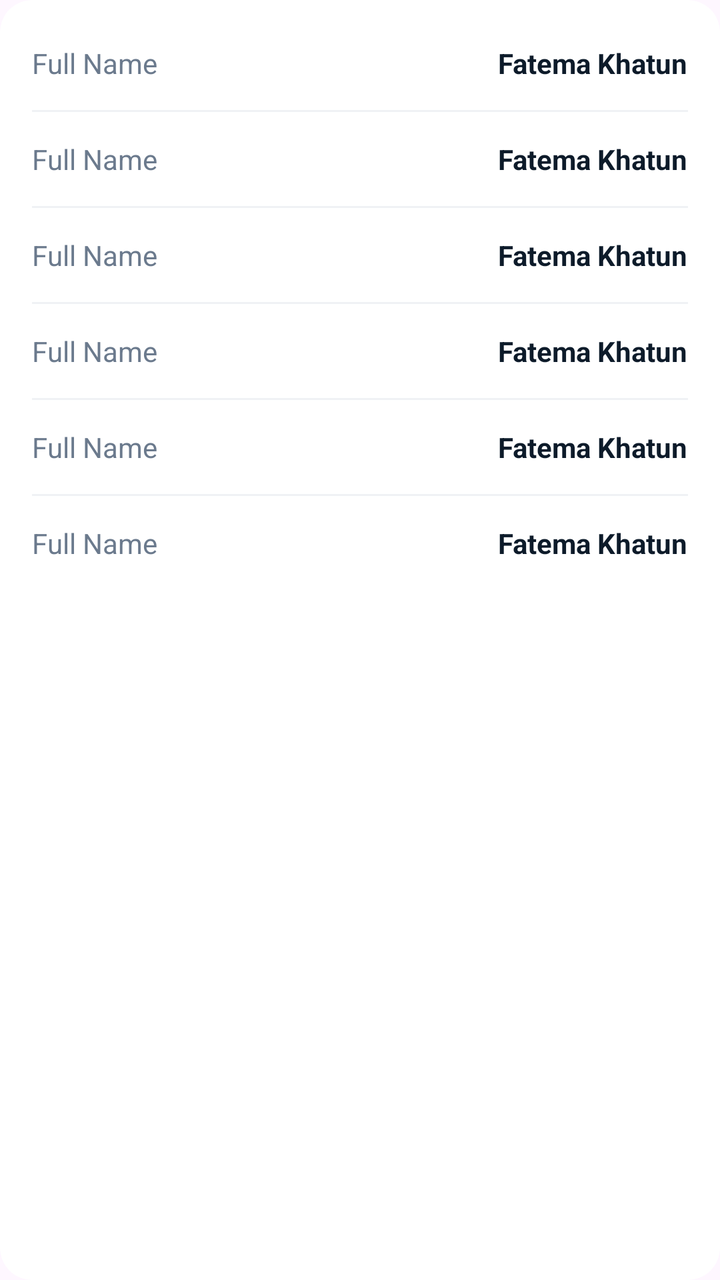
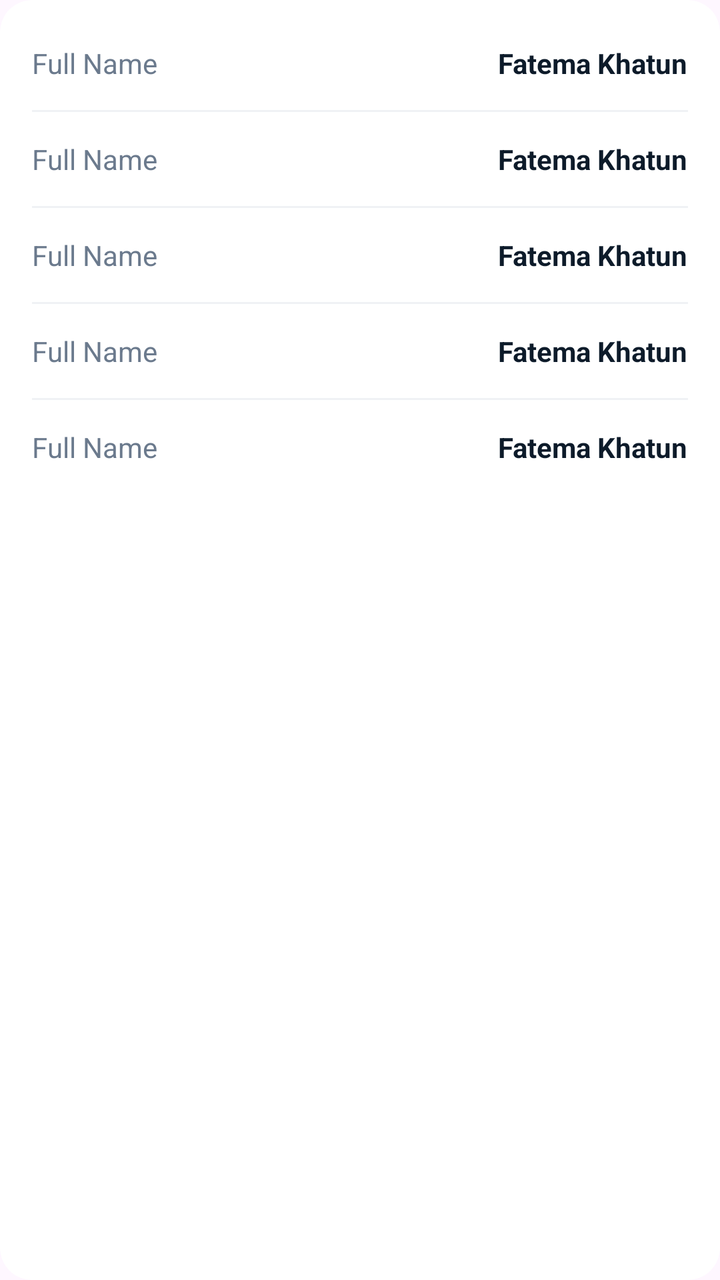

Compare the two renders of this Android layout. The source of the first and the diff that turns it into the second are given below.
<!-- AndroidManifest.xml: application theme Theme.MessManagement -->
<!-- res/layout/layout_tab_profile.xml -->
<?xml version="1.0" encoding="utf-8"?>
<androidx.cardview.widget.CardView
    xmlns:android="http://schemas.android.com/apk/res/android"
    xmlns:app="http://schemas.android.com/apk/res-auto"
    android:layout_width="match_parent"
    android:layout_height="wrap_content"
    app:cardCornerRadius="16dp"
    app:cardElevation="0dp"
    app:cardBackgroundColor="#FFFFFF">

    <LinearLayout
        android:layout_width="match_parent"
        android:layout_height="wrap_content"
        android:orientation="vertical"
        android:paddingHorizontal="16dp"
        android:paddingVertical="8dp">

        
        <include layout="@layout/item_profile_row"
            android:id="@+id/rowFullName" />
        <View android:layout_width="match_parent" android:layout_height="1dp" android:background="#F0F2F5" />
        <include layout="@layout/item_profile_row"
            android:id="@+id/rowPhone" />
        <View android:layout_width="match_parent" android:layout_height="1dp" android:background="#F0F2F5" />
        <include layout="@layout/item_profile_row"
            android:id="@+id/rowAddress" />
        <View android:layout_width="match_parent" android:layout_height="1dp" android:background="#F0F2F5" />
        <include layout="@layout/item_profile_row"
            android:id="@+id/rowJoinDate" />
        <View android:layout_width="match_parent" android:layout_height="1dp" android:background="#F0F2F5" />
        <include layout="@layout/item_profile_row"
            android:id="@+id/rowTenure" />
        <View android:layout_width="match_parent" android:layout_height="1dp" android:background="#F0F2F5" />
        <include layout="@layout/item_profile_row"
            android:id="@+id/rowEmergency" />

    </LinearLayout>

</androidx.cardview.widget.CardView>
<!-- res/layout/item_profile_row.xml (included above) -->
<?xml version="1.0" encoding="utf-8"?>
<RelativeLayout
    xmlns:android="http://schemas.android.com/apk/res/android"
    android:layout_width="match_parent"
    android:layout_height="wrap_content"
    android:paddingVertical="14dp">

    <TextView
        android:id="@+id/tvLabel"
        android:layout_width="wrap_content"
        android:layout_height="wrap_content"
        android:layout_centerVertical="true"
        android:text="Full Name"
        android:textColor="#6B7A8D"
        android:textSize="14sp" />

    <TextView
        android:id="@+id/tvValue"
        android:layout_width="wrap_content"
        android:layout_height="wrap_content"
        android:layout_alignParentEnd="true"
        android:layout_centerVertical="true"
        android:text="Fatema Khatun"
        android:textColor="#0D1B2A"
        android:textSize="14sp"
        android:textStyle="bold" />

</RelativeLayout>
<!-- resources referenced by this layout -->
<resources>
  <style name="Theme.MessManagement" parent="Theme.Material3.Light.NoActionBar">
          
          <item name="colorPrimary">@color/nav_active</item>
          <item name="colorOnPrimary">@color/white</item>
          
          <item name="colorSecondary">@color/bazar_card_end</item>
          <item name="colorOnSecondary">@color/white</item>
          
          <item name="android:statusBarColor">@color/primary_bg</item>
          <item name="android:windowLightStatusBar">true</item>
      </style>
  <color name="nav_active">#1a7a96</color>
  <color name="white">#FFFFFFFF</color>
  <color name="bazar_card_end">#2b8ab0</color>
  <color name="primary_bg">#1a4d63</color>
</resources>

<!-- the commit's change to res/layout/layout_tab_profile.xml (unified diff, before → after) -->
@@ -30,9 +30,6 @@
         <View android:layout_width="match_parent" android:layout_height="1dp" android:background="#F0F2F5" />
         <include layout="@layout/item_profile_row"
             android:id="@+id/rowTenure" />
-        <View android:layout_width="match_parent" android:layout_height="1dp" android:background="#F0F2F5" />
-        <include layout="@layout/item_profile_row"
-            android:id="@+id/rowEmergency" />
 
     </LinearLayout>
 
